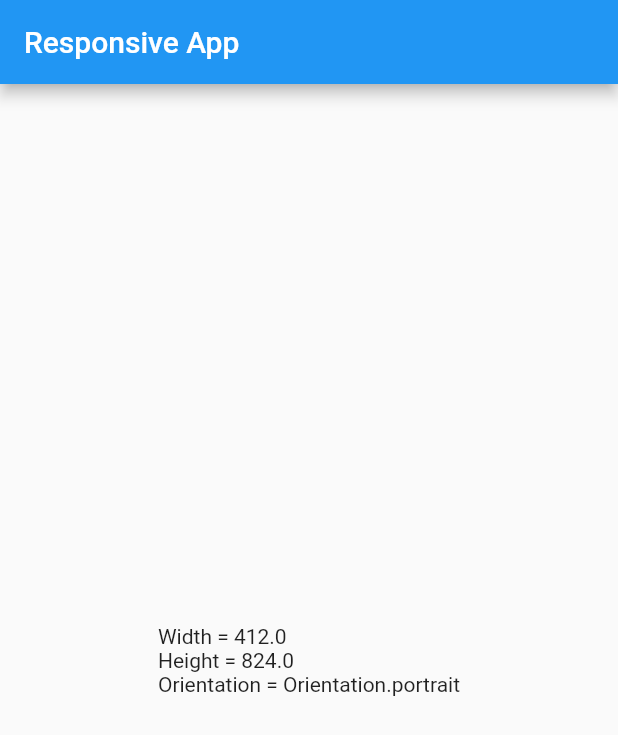
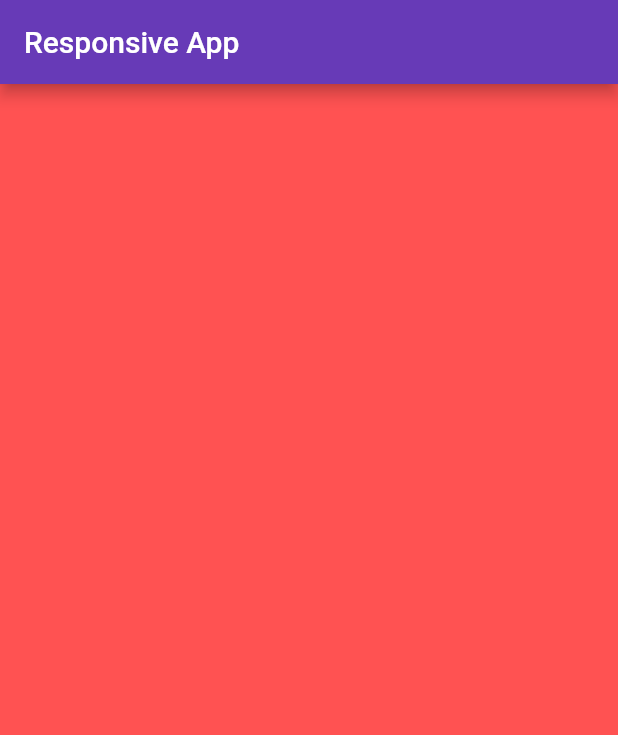
Before and after one commit to princebioh/Responsive-UI-Flutter, a Flutter app: the screen it shows after launch, on a phone screen of 412 x 824 dp. Shown: the top 735 px of the screen. Run offline on Flutter 3.47's test engine with Material 2 defaults, Android fonts, the phone set to English and light mode, and no system bars.

Commit message:
Layout Builder

```diff
--- a/lib/main.dart
+++ b/lib/main.dart
@@ -11,6 +11,9 @@ class MyApp extends StatelessWidget {
 
   @override
   Widget build(BuildContext context) {
-    return const MaterialApp(home: HomePage(),);
+    return MaterialApp(
+      home: HomePage(),
+      theme: ThemeData(primarySwatch: Colors.deepPurple),
+    );
   }
 }
--- a/lib/pages/homepage.dart
+++ b/lib/pages/homepage.dart
@@ -10,12 +10,19 @@ class HomePage extends StatelessWidget {
     final orientation = MediaQuery.of(context).orientation;
 
     return Scaffold(
-      appBar: AppBar(
-        title: const Text("Responsive App"),
-      ),
-      body: Center(
-        child: Text("Width = $width\nHeight = $height\nOrientation = $orientation"),
-      ),
-    );
+        appBar: AppBar(
+          title: const Text("Responsive App"),
+        ),
+        body: LayoutBuilder(builder: (context, constrains) {
+          if (constrains.maxWidth > 450) {
+            return Container(
+              color: Colors.blueGrey,
+            );
+          } else {
+            return Container(
+              color: Colors.redAccent,
+            );
+          }
+        }));
   }
 }
```
